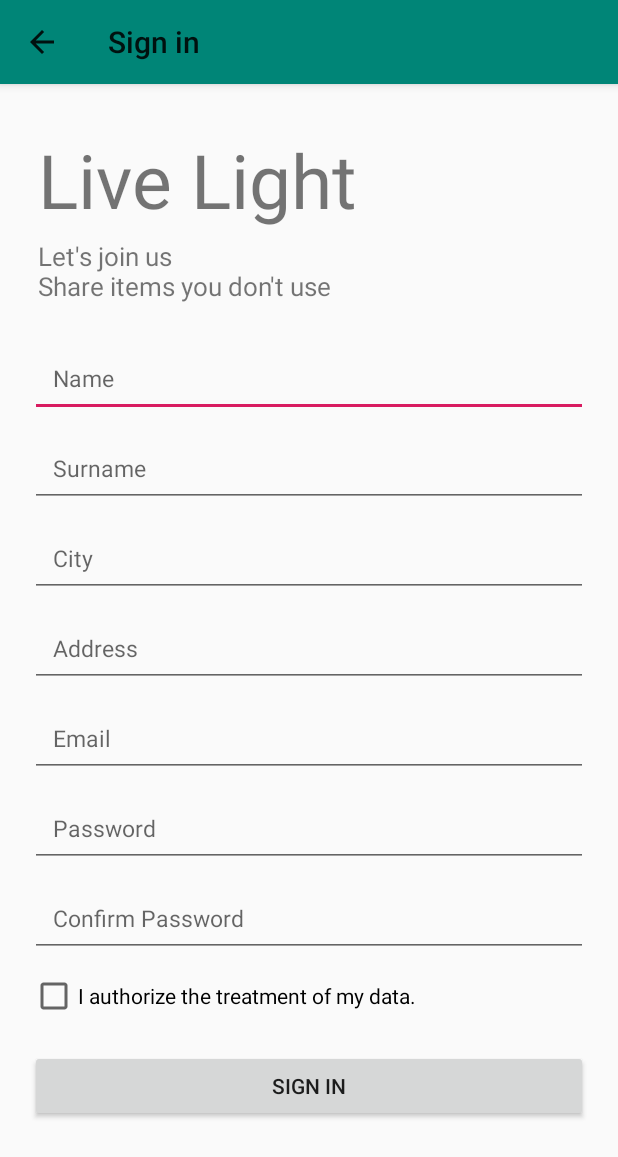
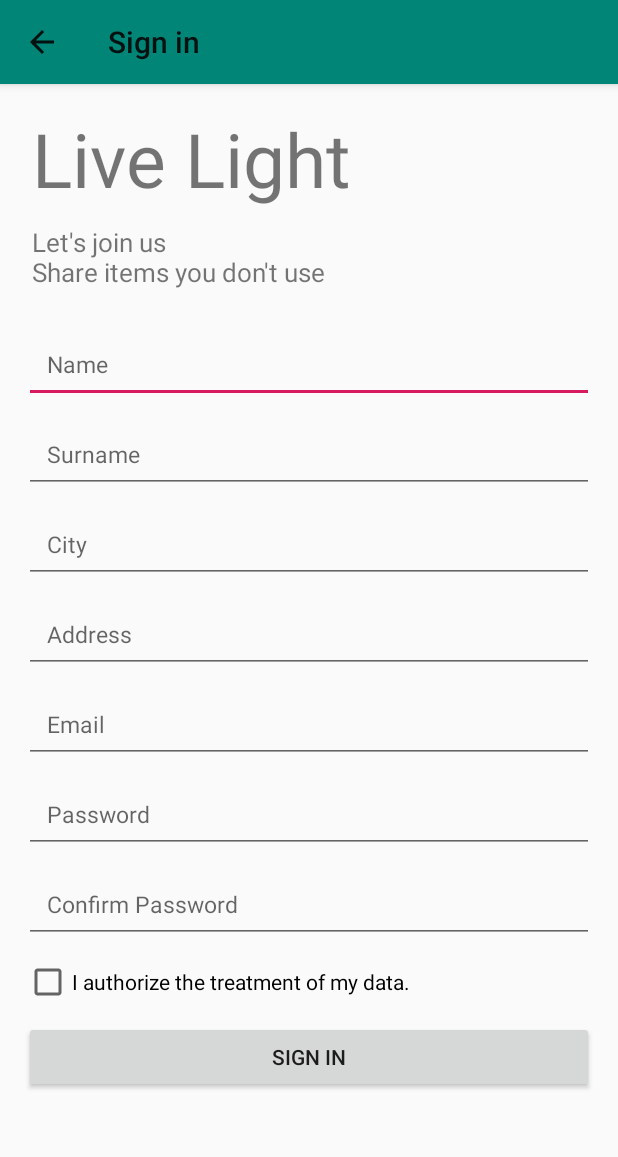
Before and after one commit to simone7687/LiveLight, an Android app: the RegistrationActivity screen opened directly, with no data from a screen before it, on a phone screen of 412 x 824 dp. Shown: the top 1157 px of the screen. Run offline under Robolectric (Android 15) with nearby library versions, the phone set to English and light mode, and no system bars; our stand-ins replace Firebase (no records; nobody signed in at launch, a user with empty details on screens opened directly).

Commit message:
UI & Review
- add margin size

```diff
--- a/app/src/main/java/it/uniupo/livelight/login/LoginActivity.kt
+++ b/app/src/main/java/it/uniupo/livelight/login/LoginActivity.kt
@@ -15,6 +15,7 @@ import kotlinx.android.synthetic.main.activity_login.*
  * Activity to login
  */
 class LoginActivity : AppCompatActivity(), View.OnClickListener {
+
     private lateinit var auth: FirebaseAuth
 
     override fun onCreate(savedInstanceState: Bundle?) {
--- a/app/src/main/java/it/uniupo/livelight/search/SearchFragment.kt
+++ b/app/src/main/java/it/uniupo/livelight/search/SearchFragment.kt
@@ -4,10 +4,7 @@ import android.os.Bundle
 import android.view.LayoutInflater
 import android.view.View
 import android.view.ViewGroup
-import android.widget.TextView
 import androidx.fragment.app.Fragment
-import androidx.lifecycle.Observer
-import androidx.lifecycle.ViewModelProviders
 import it.uniupo.livelight.R
 
 class SearchFragment : Fragment() {
--- a/app/src/main/res/layout/activity_main.xml
+++ b/app/src/main/res/layout/activity_main.xml
@@ -3,8 +3,7 @@
     xmlns:app="http://schemas.android.com/apk/res-auto"
     android:id="@+id/container"
     android:layout_width="match_parent"
-    android:layout_height="match_parent"
-    android:paddingTop="?attr/actionBarSize">
+    android:layout_height="match_parent">
 
     <com.google.android.material.bottomnavigation.BottomNavigationView
         android:id="@+id/nav_view"
@@ -23,6 +22,8 @@
         android:name="androidx.navigation.fragment.NavHostFragment"
         android:layout_width="match_parent"
         android:layout_height="match_parent"
+        android:layout_marginVertical="@dimen/activity_vertical_margin"
+        android:layout_marginHorizontal="@dimen/activity_horizontal_margin"
         app:defaultNavHost="true"
         app:layout_constraintBottom_toTopOf="@id/nav_view"
         app:layout_constraintLeft_toLeftOf="parent"
--- a/app/src/main/res/layout/activity_registration.xml
+++ b/app/src/main/res/layout/activity_registration.xml
@@ -1,23 +1,22 @@
 <?xml version="1.0" encoding="utf-8"?>
 <ScrollView xmlns:android="http://schemas.android.com/apk/res/android"
     android:layout_width="match_parent"
-    android:layout_height="match_parent"
+    android:layout_height="wrap_content"
     android:orientation="vertical">
 
     <LinearLayout
         android:layout_width="match_parent"
         android:layout_height="wrap_content"
-        android:layout_marginLeft="20dp"
-        android:layout_marginRight="20dp"
-        android:orientation="vertical">
+        android:orientation="vertical"
+        android:layout_marginHorizontal="@dimen/activity_horizontal_margin">
 
         <TextView
             android:id="@+id/textView_title"
             android:layout_width="wrap_content"
             android:layout_height="wrap_content"
+            android:layout_marginTop="@dimen/activity_vertical_margin"
             android:layout_marginStart="5dp"
-            android:layout_marginTop="30dp"
-            android:layout_marginBottom="5dp"
+            android:layout_marginBottom="@dimen/element_margin"
             android:text="@string/app_name"
             android:textAlignment="center"
             android:textSize="50sp" />
@@ -36,7 +35,7 @@
             android:layout_width="match_parent"
             android:layout_height="50dp"
             android:autofillHints="20"
-            android:layout_marginBottom="10dp"
+            android:layout_marginBottom="@dimen/element_margin"
             android:hint="@string/first_name"
             android:inputType="textPersonName"
             android:padding="15dp"
@@ -47,7 +46,7 @@
             android:layout_width="match_parent"
             android:layout_height="50dp"
             android:autofillHints="20"
-            android:layout_marginBottom="10dp"
+            android:layout_marginBottom="@dimen/element_margin"
             android:hint="@string/surname"
             android:inputType="textPersonName"
             android:padding="15dp"
@@ -58,7 +57,7 @@
             android:layout_width="match_parent"
             android:layout_height="50dp"
             android:autofillHints="20"
-            android:layout_marginBottom="10dp"
+            android:layout_marginBottom="@dimen/element_margin"
             android:hint="@string/city"
             android:inputType="textAutoComplete"
             android:padding="15dp"
@@ -68,7 +67,7 @@
             android:id="@+id/editText_address"
             android:layout_width="match_parent"
             android:layout_height="50dp"
-            android:layout_marginBottom="10dp"
+            android:layout_marginBottom="@dimen/element_margin"
             android:hint="@string/address"
             android:autofillHints="20"
             android:inputType="textAutoComplete"
@@ -79,7 +78,7 @@
             android:id="@+id/editText_email"
             android:layout_width="match_parent"
             android:layout_height="50dp"
-            android:layout_marginBottom="10dp"
+            android:layout_marginBottom="@dimen/element_margin"
             android:autofillHints="20"
             android:hint="@string/email"
             android:inputType="textEmailAddress"
@@ -90,7 +89,7 @@
             android:id="@+id/editText_password"
             android:layout_width="match_parent"
             android:layout_height="50dp"
-            android:layout_marginBottom="10dp"
+            android:layout_marginBottom="@dimen/element_margin"
             android:autofillHints="20"
             android:hint="@string/password"
             android:inputType="textPassword"
@@ -101,7 +100,7 @@
             android:id="@+id/editText_verifyPassword"
             android:layout_width="match_parent"
             android:layout_height="50dp"
-            android:layout_marginBottom="10dp"
+            android:layout_marginBottom="@dimen/element_margin"
             android:hint="@string/verify_password"
             android:autofillHints="20"
             android:inputType="textPassword"
@@ -112,20 +111,14 @@
             android:id="@+id/checkBox_authorizesData"
             android:layout_width="match_parent"
             android:layout_height="wrap_content"
+            android:layout_marginBottom="@dimen/element_margin"
             android:text="@string/authorizes_data" />
-
-        <RelativeLayout
-            android:layout_width="match_parent"
-            android:layout_height="0dp"
-            android:layout_weight="1">
 
             <Button
                 android:id="@+id/button_registration"
                 android:layout_width="match_parent"
                 android:layout_height="wrap_content"
-                android:layout_marginTop="20dp"
-                android:layout_marginBottom="20dp"
+            android:layout_marginBottom="@dimen/activity_vertical_margin"
                 android:text="@string/registration" />
-        </RelativeLayout>
     </LinearLayout>
 </ScrollView>
--- a/app/src/main/res/values/dimens.xml
+++ b/app/src/main/res/values/dimens.xml
@@ -2,6 +2,7 @@
     <!-- Default screen margins, per the Android Design guidelines. -->
     <dimen name="activity_horizontal_margin">16dp</dimen>
     <dimen name="activity_vertical_margin">16dp</dimen>
+    <dimen name="element_margin">10dp</dimen>
     <!-- Floating Action Button -->
     <dimen name="fab_margin">50dp</dimen>
 </resources>
```
Also changed, not shown: app/src/main/res/layout/activity_login.xml (+13 -17 lines), app/src/main/res/layout/fragment_profile.xml (+4 -4 lines).
